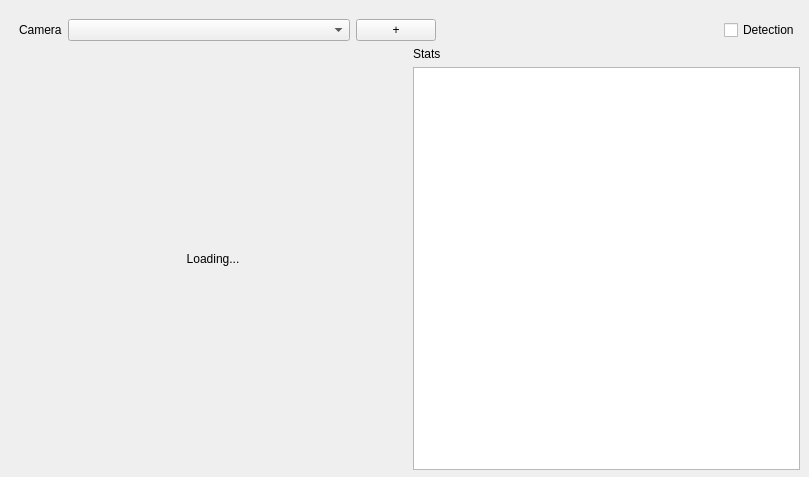
Above: social-distancing-v2/gui/ui/main_window.ui from pischule/uni before the change. Below: the same form after it.
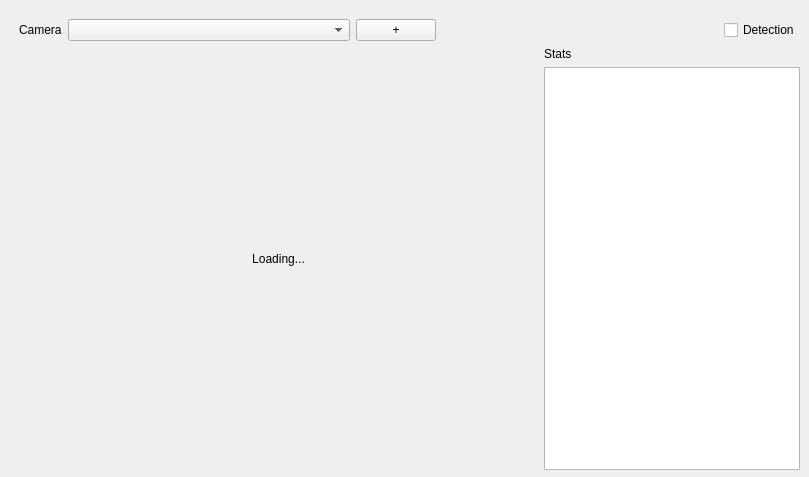
That is the form after the change.

What changed in the file:
```diff
--- a/social-distancing-v2/gui/ui/main_window.ui
+++ b/social-distancing-v2/gui/ui/main_window.ui
@@ -75,6 +75,12 @@
      <layout class="QHBoxLayout" name="horizontalLayout_2">
       <item>
        <widget class="QLabel" name="videoLabel">
+        <property name="sizePolicy">
+         <sizepolicy hsizetype="MinimumExpanding" vsizetype="Preferred">
+          <horstretch>0</horstretch>
+          <verstretch>0</verstretch>
+         </sizepolicy>
+        </property>
         <property name="text">
          <string>Loading...</string>
         </property>
```
